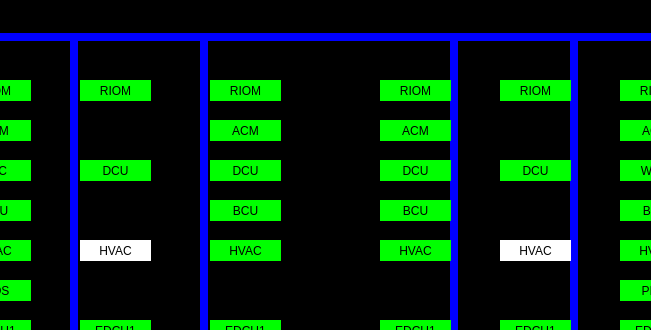
The window that maintaincetcmsstatespage.ui (mayue-crrc/ShenyangMetro9DB) describes before a commit, drawn with Qt 5; both pictures show x 190 to 841 and y 0 to 330 of the 1024 by 595 pixel window.
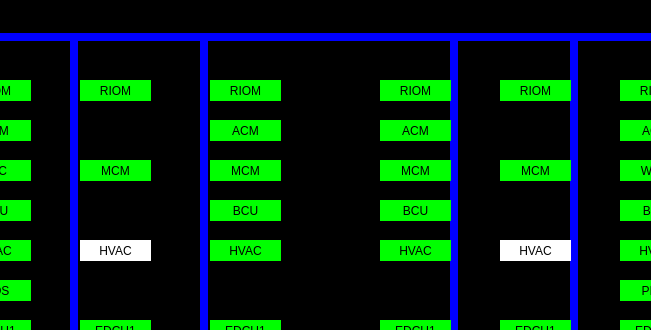
The same window after the commit.

```diff
--- a/maintaincetcmsstatespage.ui
+++ b/maintaincetcmsstatespage.ui
@@ -667,7 +667,7 @@
 </string>
    </property>
    <property name="text">
-    <string>DCU</string>
+    <string>MCM</string>
    </property>
    <property name="alignment">
     <set>Qt::AlignCenter</set>
@@ -787,7 +787,7 @@
 </string>
    </property>
    <property name="text">
-    <string>DCU</string>
+    <string>MCM</string>
    </property>
    <property name="alignment">
     <set>Qt::AlignCenter</set>
@@ -867,7 +867,7 @@
 </string>
    </property>
    <property name="text">
-    <string>DCU</string>
+    <string>MCM</string>
    </property>
    <property name="alignment">
     <set>Qt::AlignCenter</set>
@@ -1006,7 +1006,7 @@
 </string>
    </property>
    <property name="text">
-    <string>DCU</string>
+    <string>MCM</string>
    </property>
    <property name="alignment">
     <set>Qt::AlignCenter</set>
```
